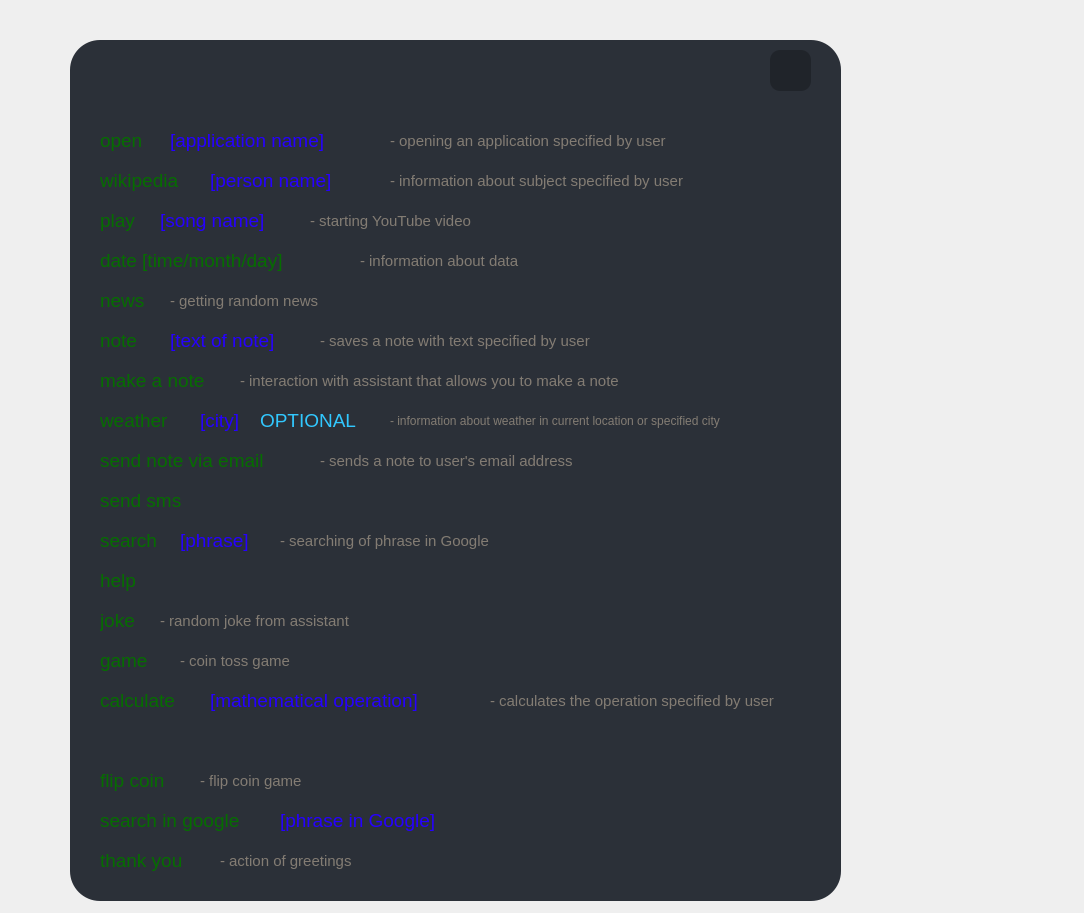
Qt form GUI/ui_files/faq.ui (Dziomek/kasta-virtual-assistant) before a commit.
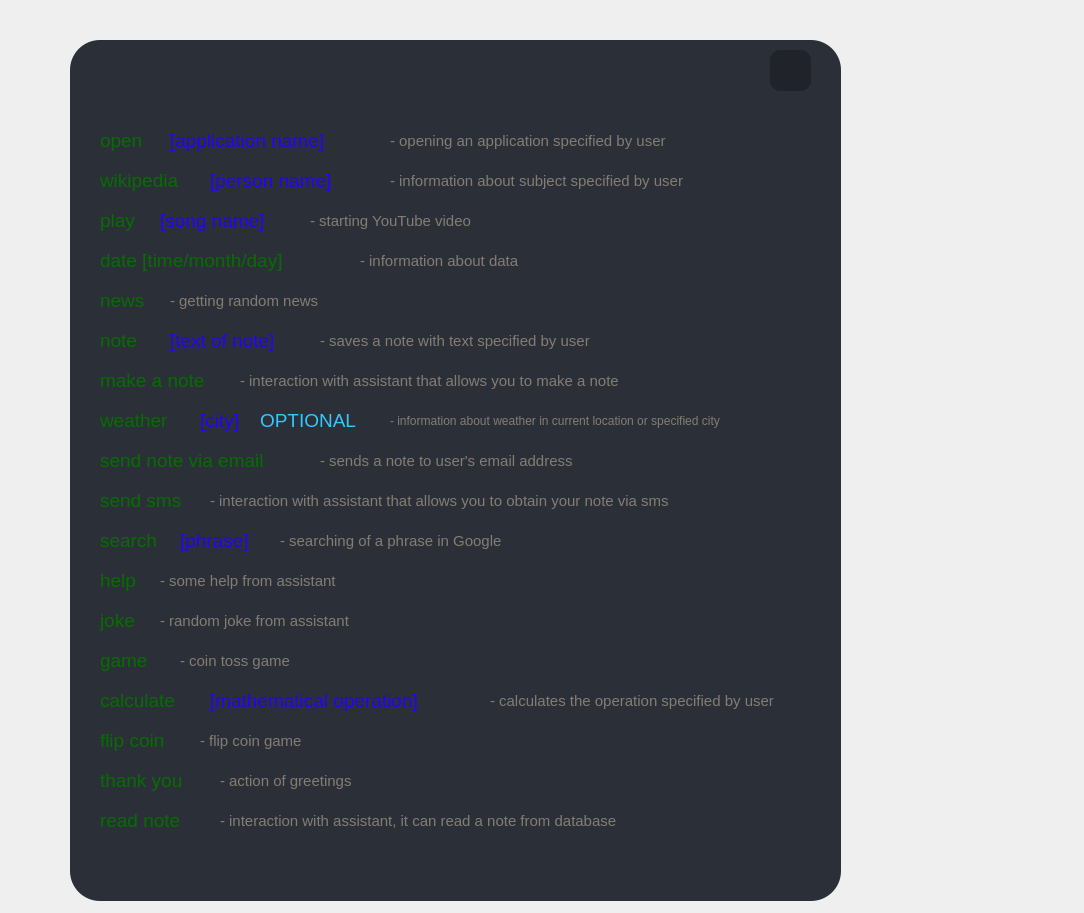
The same form after that commit. Icons and pictures are not drawn.

What changed in the file:
```diff
--- a/GUI/ui_files/faq.ui
+++ b/GUI/ui_files/faq.ui
@@ -393,7 +393,7 @@
     <property name="geometry">
      <rect>
       <x>30</x>
-      <y>720</y>
+      <y>680</y>
       <width>91</width>
       <height>41</height>
      </rect>
@@ -411,33 +411,11 @@
      <string>flip coin</string>
     </property>
    </widget>
-   <widget class="QLabel" name="label_18">
-    <property name="geometry">
-     <rect>
-      <x>30</x>
-      <y>760</y>
-      <width>181</width>
-      <height>41</height>
-     </rect>
-    </property>
-    <property name="font">
-     <font>
-      <family>Segoe UI</family>
-      <pointsize>14</pointsize>
-     </font>
-    </property>
-    <property name="styleSheet">
-     <string notr="true">color: rgb(5, 109, 0);</string>
-    </property>
-    <property name="text">
-     <string>search in google</string>
-    </property>
-   </widget>
    <widget class="QLabel" name="label_19">
     <property name="geometry">
      <rect>
       <x>30</x>
-      <y>800</y>
+      <y>720</y>
       <width>111</width>
       <height>41</height>
      </rect>
@@ -610,28 +588,6 @@
      <string>OPTIONAL</string>
     </property>
    </widget>
-   <widget class="QLabel" name="label_27">
-    <property name="geometry">
-     <rect>
-      <x>210</x>
-      <y>760</y>
-      <width>191</width>
-      <height>41</height>
-     </rect>
-    </property>
-    <property name="font">
-     <font>
-      <family>Segoe UI</family>
-      <pointsize>14</pointsize>
-     </font>
-    </property>
-    <property name="styleSheet">
-     <string notr="true">color: rgb(38, 0, 255);</string>
-    </property>
-    <property name="text">
-     <string>[phrase in Google]</string>
-    </property>
-   </widget>
    <widget class="QLabel" name="label_28">
     <property name="geometry">
      <rect>
@@ -905,7 +861,7 @@
 </string>
     </property>
     <property name="text">
-     <string>- searching of phrase in Google</string>
+     <string>- searching of a phrase in Google</string>
     </property>
    </widget>
    <widget class="QLabel" name="label_40">
@@ -934,7 +890,7 @@
     <property name="geometry">
      <rect>
       <x>150</x>
-      <y>800</y>
+      <y>720</y>
       <width>171</width>
       <height>41</height>
      </rect>
@@ -957,7 +913,7 @@
     <property name="geometry">
      <rect>
       <x>130</x>
-      <y>720</y>
+      <y>680</y>
       <width>131</width>
       <height>41</height>
      </rect>
@@ -1021,6 +977,97 @@
      <string>- calculates the operation specified by user</string>
     </property>
    </widget>
+   <widget class="QLabel" name="label_45">
+    <property name="geometry">
+     <rect>
+      <x>140</x>
+      <y>440</y>
+      <width>561</width>
+      <height>41</height>
+     </rect>
+    </property>
+    <property name="font">
+     <font>
+      <family>Segoe UI</family>
+      <pointsize>11</pointsize>
+     </font>
+    </property>
+    <property name="styleSheet">
+     <string notr="true">color: #837c73;
+</string>
+    </property>
+    <property name="text">
+     <string>- interaction with assistant that allows you to obtain your note via sms</string>
+    </property>
+   </widget>
+   <widget class="QLabel" name="label_46">
+    <property name="geometry">
+     <rect>
+      <x>90</x>
+      <y>520</y>
+      <width>251</width>
+      <height>41</height>
+     </rect>
+    </property>
+    <property name="font">
+     <font>
+      <family>Segoe UI</family>
+      <pointsize>11</pointsize>
+     </font>
+    </property>
+    <property name="styleSheet">
+     <string notr="true">color: #837c73;
+</string>
+    </property>
+    <property name="text">
+     <string>- some help from assistant</string>
+    </property>
+   </widget>
+   <widget class="QLabel" name="label_16">
+    <property name="geometry">
+     <rect>
+      <x>30</x>
+      <y>760</y>
+      <width>101</width>
+      <height>41</height>
+     </rect>
+    </property>
+    <property name="font">
+     <font>
+      <family>Segoe UI</family>
+      <pointsize>14</pointsize>
+     </font>
+    </property>
+    <property name="styleSheet">
+     <string notr="true">color: rgb(5, 109, 0);</string>
+    </property>
+    <property name="text">
+     <string>read note</string>
+    </property>
+   </widget>
+   <widget class="QLabel" name="label_47">
+    <property name="geometry">
+     <rect>
+      <x>150</x>
+      <y>760</y>
+      <width>561</width>
+      <height>41</height>
+     </rect>
+    </property>
+    <property name="font">
+     <font>
+      <family>Segoe UI</family>
+      <pointsize>11</pointsize>
+     </font>
+    </property>
+    <property name="styleSheet">
+     <string notr="true">color: #837c73;
+</string>
+    </property>
+    <property name="text">
+     <string>- interaction with assistant, it can read a note from database</string>
+    </property>
+   </widget>
   </widget>
  </widget>
  <resources/>
```
